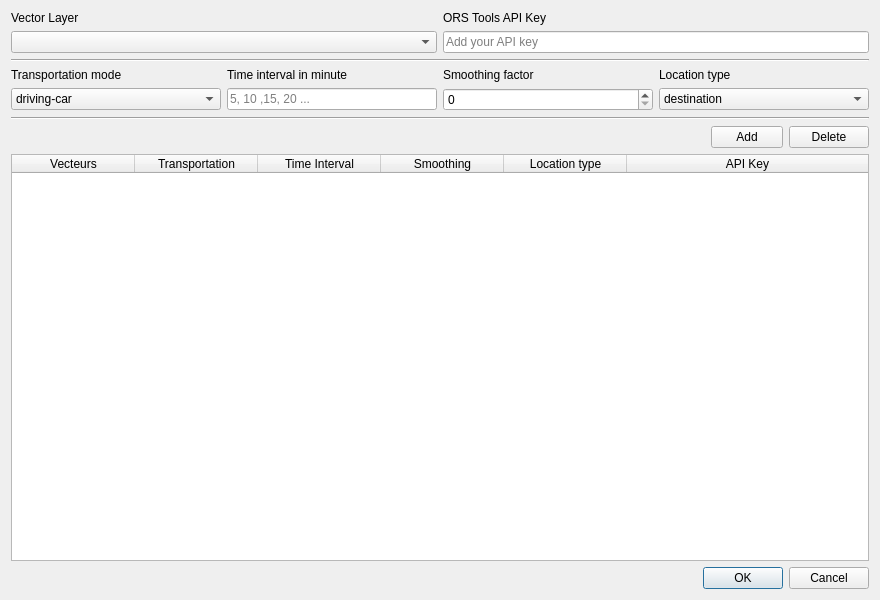
First picture: the form in ui/Isochrone_ORS_Tools_API.ui, repository EwStinky/FelixToolbox, before the edit.
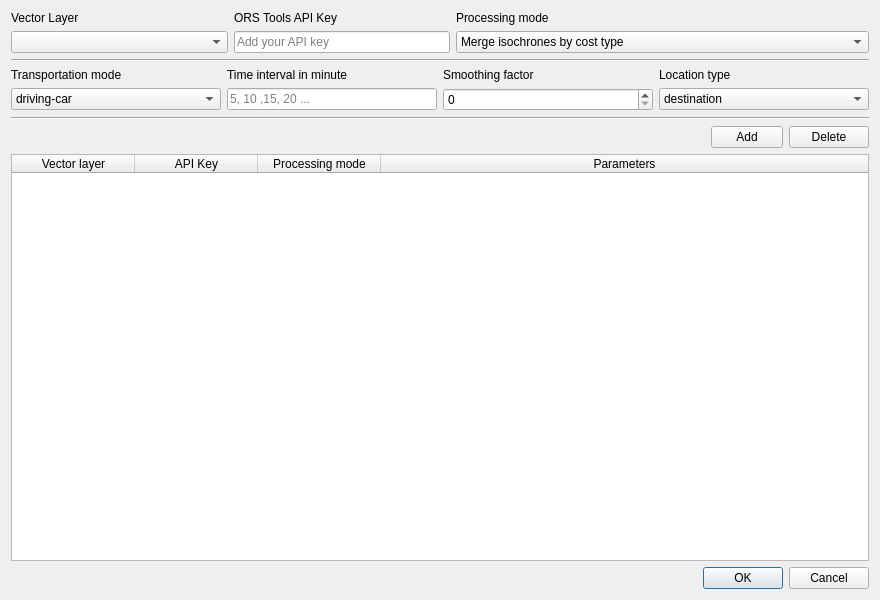
Second picture: the form after the edit.

Commit message: Added two other processing modes for both isochrones API tools, by modifying the code and the UI of each. One of the new processing mode do not merge isochrone based on their unit and deliver them like that, and the another one that intersects the merged isochrones from voronoï polygons that can be cliped or not. Change also few lines in the readme and the metadata.

Patch:
```diff
--- a/ui/Isochrone_ORS_Tools_API.ui
+++ b/ui/Isochrone_ORS_Tools_API.ui
@@ -49,6 +49,12 @@
      </item>
      <item row="1" column="1">
       <widget class="QLineEdit" name="lineEdit_api_key">
+       <property name="sizePolicy">
+        <sizepolicy hsizetype="Expanding" vsizetype="Fixed">
+         <horstretch>0</horstretch>
+         <verstretch>0</verstretch>
+        </sizepolicy>
+       </property>
        <property name="maximumSize">
         <size>
          <width>16777215</width>
@@ -104,6 +110,38 @@
        </property>
       </widget>
      </item>
+     <item row="1" column="2">
+      <widget class="QComboBox" name="comboBox_processing_mode">
+       <property name="sizePolicy">
+        <sizepolicy hsizetype="MinimumExpanding" vsizetype="Fixed">
+         <horstretch>0</horstretch>
+         <verstretch>0</verstretch>
+        </sizepolicy>
+       </property>
+       <item>
+        <property name="text">
+         <string>Merge isochrones by cost type</string>
+        </property>
+       </item>
+       <item>
+        <property name="text">
+         <string>Separate each isochron</string>
+        </property>
+       </item>
+       <item>
+        <property name="text">
+         <string>Merge isochrones by cost type and intersect them by Voronoï polygons</string>
+        </property>
+       </item>
+      </widget>
+     </item>
+     <item row="0" column="2">
+      <widget class="QLabel" name="label_processing_mode">
+       <property name="text">
+        <string>Processing mode</string>
+       </property>
+      </widget>
+     </item>
     </layout>
    </item>
    <item>
@@ -363,27 +401,7 @@
      </attribute>
      <column>
       <property name="text">
-       <string>Vecteurs</string>
-      </property>
-     </column>
-     <column>
-      <property name="text">
-       <string>Transportation</string>
-      </property>
-     </column>
-     <column>
-      <property name="text">
-       <string>Time Interval</string>
-      </property>
-     </column>
-     <column>
-      <property name="text">
-       <string>Smoothing</string>
-      </property>
-     </column>
-     <column>
-      <property name="text">
-       <string>Location type</string>
+       <string>Vector layer</string>
       </property>
      </column>
      <column>
@@ -391,6 +409,16 @@
        <string>API Key</string>
       </property>
      </column>
+     <column>
+      <property name="text">
+       <string>Processing mode</string>
+      </property>
+     </column>
+     <column>
+      <property name="text">
+       <string>Parameters</string>
+      </property>
+     </column>
     </widget>
    </item>
    <item>
```
Left out of the diff: 10 changed lines with no effect on the pictures. The commit also changes 10 other files.
